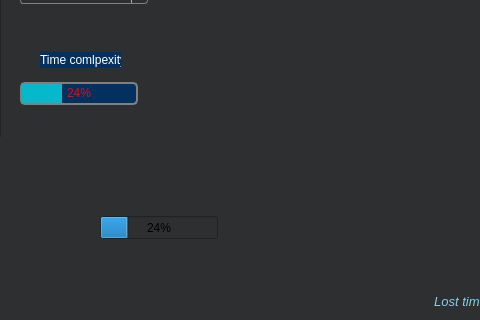
Before: the Qt Designer form time_calculate.ui in Sapfir0/QT_PROJECT, drawn with Qt 5; both pictures show x 0 to 480 and y 129 to 449 of the 1096 by 786 pixel window.
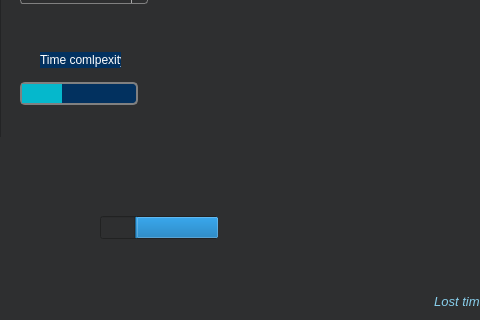
After: the same form once the commit is applied. The open tabs and pages were chosen to show the change. Icons and pictures are not drawn.

```diff
--- a/time_calculate.ui
+++ b/time_calculate.ui
@@ -356,6 +356,9 @@
       <property name="value">
        <number>24</number>
       </property>
+      <property name="textVisible">
+       <bool>false</bool>
+      </property>
      </widget>
     </widget>
     <widget class="QWidget" name="tab_2">
@@ -565,8 +568,38 @@
       <height>23</height>
      </rect>
     </property>
+    <property name="contextMenuPolicy">
+     <enum>Qt::DefaultContextMenu</enum>
+    </property>
+    <property name="acceptDrops">
+     <bool>false</bool>
+    </property>
+    <property name="toolTip">
+     <string extracomment="u a pidr"/>
+    </property>
+    <property name="layoutDirection">
+     <enum>Qt::RightToLeft</enum>
+    </property>
+    <property name="autoFillBackground">
+     <bool>true</bool>
+    </property>
+    <property name="maximum">
+     <number>100</number>
+    </property>
     <property name="value">
-     <number>24</number>
+     <number>68</number>
+    </property>
+    <property name="textVisible">
+     <bool>false</bool>
+    </property>
+    <property name="orientation">
+     <enum>Qt::Horizontal</enum>
+    </property>
+    <property name="invertedAppearance">
+     <bool>false</bool>
+    </property>
+    <property name="textDirection">
+     <enum>QProgressBar::BottomToTop</enum>
     </property>
    </widget>
   </widget>
```
Left out of the diff: 2 changed lines with no effect on the pictures.
